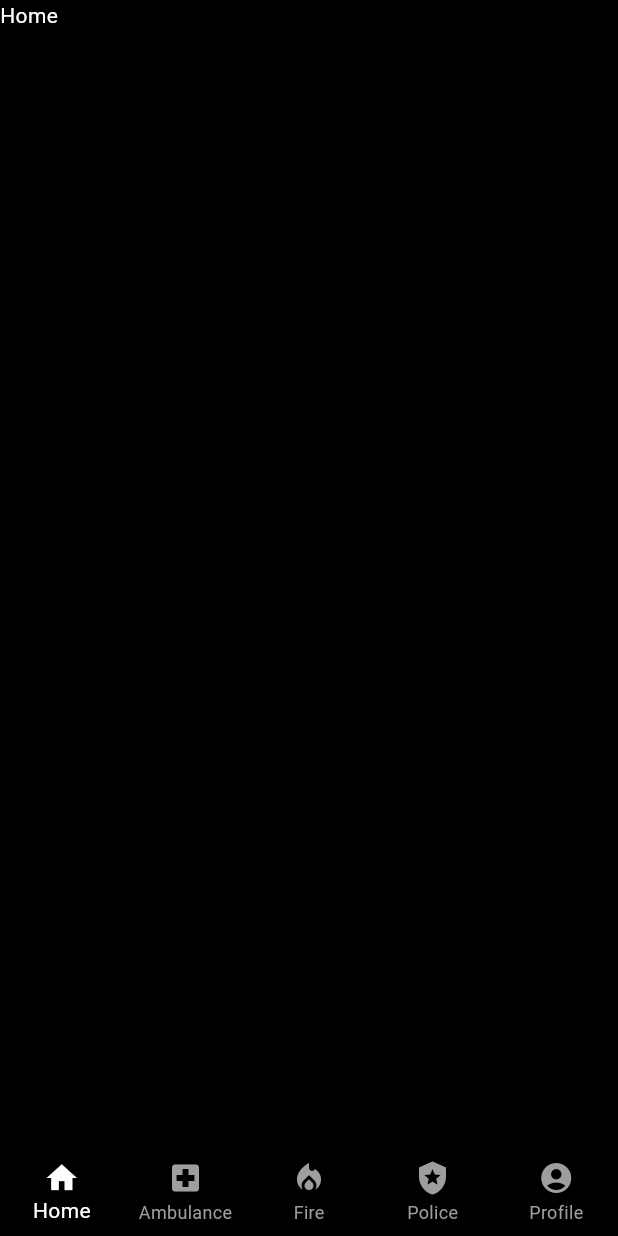
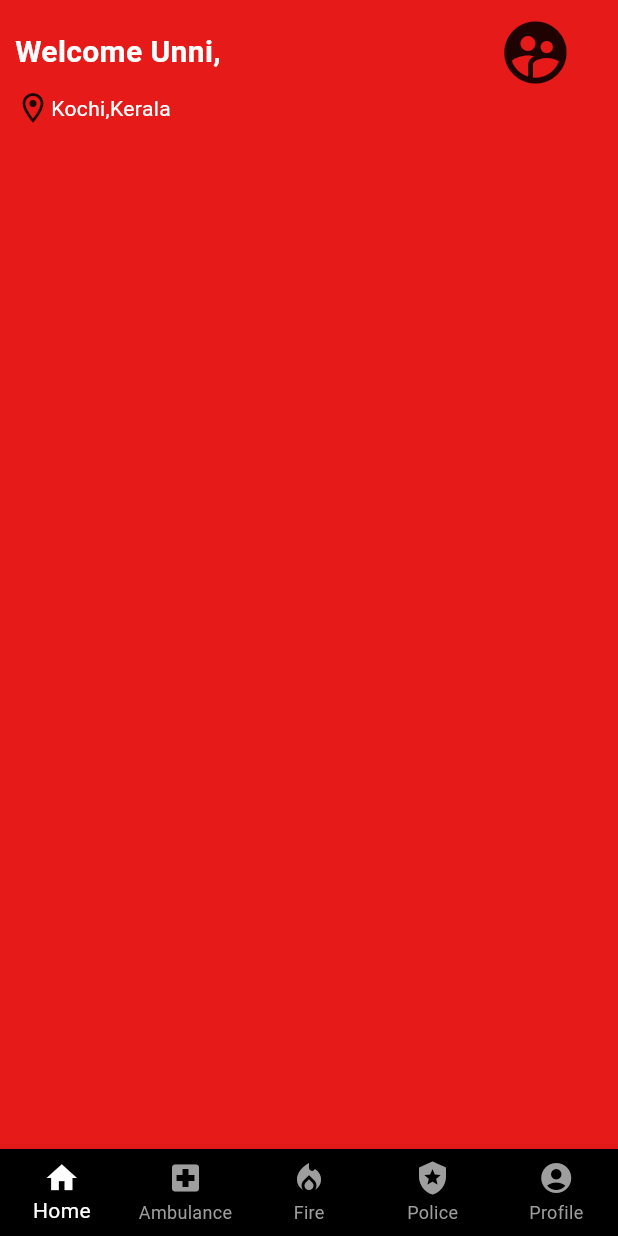
Before and after one commit to jayasooryakdeepak/PFA-Emergency-App, a Flutter app: the screen it shows after launch, on a phone screen of 412 x 824 dp. Run offline on Flutter 3.47's test engine with Material 3 defaults, Android fonts, the phone set to English and light mode, and no system bars; our stand-ins replace google_fonts; Roboto replaces fonts that are missing (Ubuntu).

Commit message:
Appbar added to home page

```diff
--- a/lib/core/colors/colors.dart
+++ b/lib/core/colors/colors.dart
@@ -1,4 +1,4 @@
 import 'package:flutter/material.dart';
 
-const backgroundColor = Colors.black;
+const backgroundColor = Color.fromARGB(255, 231, 26, 26);
 const textColor = Colors.white;
--- /dev/null
+++ b/lib/core/constants.dart
@@ -0,0 +1,6 @@
+import 'package:flutter/material.dart';
+
+const kWidthuser = SizedBox(width: 30);
+const kHeightuser = SizedBox(height: 20);
+
+const kWidthapp = SizedBox(width: 10);
--- a/lib/main.dart
+++ b/lib/main.dart
@@ -1,4 +1,5 @@
 import 'package:flutter/material.dart';
+import 'package:google_fonts/google_fonts.dart';
 import 'package:pfa_emergency_app/core/colors/colors.dart';
 import 'package:pfa_emergency_app/presentation/main_page/screen_main_page.dart';
 
@@ -16,6 +17,7 @@ class MyApp extends StatelessWidget {
       theme: ThemeData(
           primarySwatch: Colors.blue,
           scaffoldBackgroundColor: backgroundColor,
+          fontFamily: GoogleFonts.ubuntu().fontFamily,
           textTheme: const TextTheme(
             bodyLarge: TextStyle(
               color: textColor,
--- a/lib/presentation/home/screen_home.dart
+++ b/lib/presentation/home/screen_home.dart
@@ -1,4 +1,6 @@
 import 'package:flutter/material.dart';
+import 'package:pfa_emergency_app/core/constants.dart';
+import 'package:pfa_emergency_app/presentation/widgets/app_bar_widget.dart';
 
 class ScreenHome extends StatelessWidget {
   const ScreenHome({super.key});
@@ -6,7 +8,23 @@ class ScreenHome extends StatelessWidget {
   @override
   Widget build(BuildContext context) {
     return Scaffold(
-      body: Text('Home'),
+      appBar: const PreferredSize(
+        preferredSize: Size.fromHeight(80),
+        child: AppBarWidget(),
+      ),
+      body: ListView(
+        children: const [
+          Row(
+            children: [
+              kWidthapp,
+              Icon(Icons.location_on_outlined),
+              Text(
+                'Kochi,Kerala',
+              )
+            ],
+          )
+        ],
+      ),
     );
   }
 }
--- /dev/null
+++ b/lib/presentation/widgets/app_bar_widget.dart
@@ -0,0 +1,31 @@
+import 'package:flutter/material.dart';
+import 'package:pfa_emergency_app/core/constants.dart';
+
+class AppBarWidget extends StatelessWidget {
+  const AppBarWidget({super.key});
+
+  @override
+  Widget build(BuildContext context) {
+    return const Padding(
+      padding: EdgeInsets.only(top: 10),
+      child: Row(
+        children: [
+          kWidthapp,
+          Text(
+            'Welcome Unni,',
+            style: TextStyle(
+              fontSize: 20,
+              fontWeight: FontWeight.bold
+            ),
+          ),
+          Spacer(),
+          Icon(
+            Icons.supervised_user_circle,
+            size: 50,
+          ),
+          kWidthuser,
+        ],
+      ),
+    );
+  }
+}
```
Also changed, not shown: pubspec.yaml (+3 -16 lines), pubspec.lock, 2 other files.
